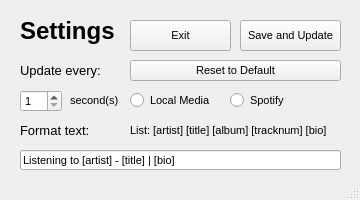
This is Settings.ui in Fluntyy/WAPresence as Qt 5 draws it before an edit. The edited form follows.
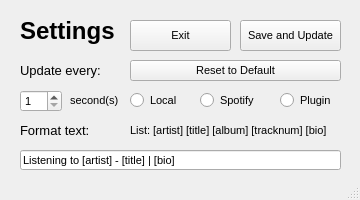
This is the edited form. Icons and pictures are not drawn.

Commit message: feat: NEW option, plugin. see README for more info

What changed in the file:
```diff
--- a/Settings.ui
+++ b/Settings.ui
@@ -235,13 +235,13 @@
      </rect>
     </property>
     <property name="text">
-     <string>Local Media</string>
+     <string>Local</string>
     </property>
    </widget>
    <widget class="QRadioButton" name="SpotifyRadio">
     <property name="geometry">
      <rect>
-      <x>230</x>
+      <x>200</x>
       <y>90</y>
       <width>61</width>
       <height>21</height>
@@ -251,6 +251,19 @@
      <string>Spotify</string>
     </property>
    </widget>
+   <widget class="QRadioButton" name="PluginRadio">
+    <property name="geometry">
+     <rect>
+      <x>280</x>
+      <y>90</y>
+      <width>61</width>
+      <height>21</height>
+     </rect>
+    </property>
+    <property name="text">
+     <string>Plugin</string>
+    </property>
+   </widget>
   </widget>
   <widget class="QStatusBar" name="statusbar"/>
   <action name="actionSpotify">
```
Left out of the diff: 1 changed line with no effect on the pictures. The commit also changes 7 other files.
